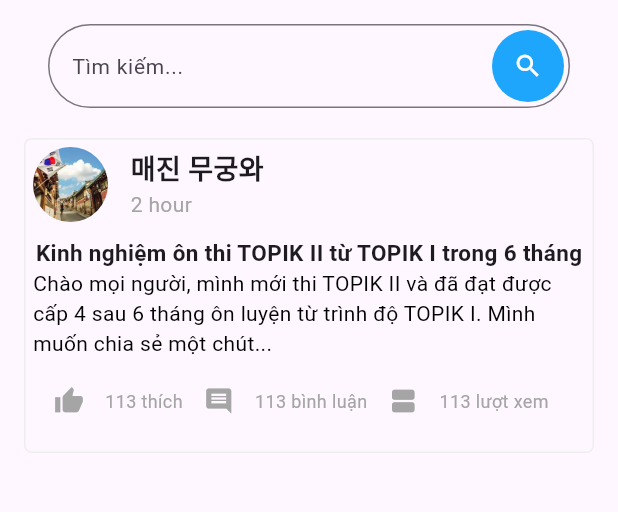
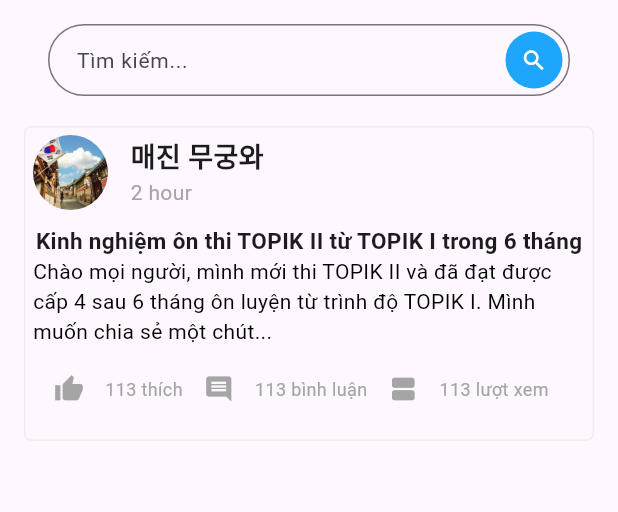
Before and after one commit to Org-KoreaLearningApp/Korastudy_FE, a Flutter app: the ForumScreen screen opened by its route, tab 2 chosen, on a phone screen of 412 x 824 dp, the part 156-668 px from its top. Run offline on Flutter 3.47's test engine with Material 3 defaults, Android fonts, the phone set to English and light mode, and no system bars; our stand-ins replace flip_card, flutter_svg, get.

Commit message:
new update cua thanh search input

```diff
--- a/korastudy_fe/lib/widgets/search_input.dart
+++ b/korastudy_fe/lib/widgets/search_input.dart
@@ -15,7 +15,7 @@ class _SearchInputState extends State<SearchInput> {
       child: TextField(
         decoration: InputDecoration(
           contentPadding: EdgeInsets.symmetric(
-              vertical: 8, horizontal: 12), // Điều chỉnh padding bên trong
+              vertical: 8, horizontal: 15), // Điều chỉnh padding bên trong
           hintText: "Tìm kiếm...",
           hintStyle: TextStyle(fontSize: 14), // Kích thước chữ của placeholder
           border: OutlineInputBorder(
@@ -23,17 +23,20 @@ class _SearchInputState extends State<SearchInput> {
             borderSide: BorderSide(color: Color(0xFFA5A5A5)),
           ),
           suffixIcon: Padding(
-            padding: const EdgeInsets.all(4.0), // Thêm padding quanh icon
+            padding: const EdgeInsets.all(5), // Reduced padding around the icon
             child: Container(
+              width: 30, // Set a smaller width for the container
+              height: 30, // Set a smaller height for the container
               decoration: BoxDecoration(
                 color: Color(0xFF1EA5FC),
                 shape: BoxShape.circle,
               ),
               child: IconButton(
                 onPressed: () {},
-                icon: Icon(Icons.search,
-                    size: 20), // Kích thước biểu tượng nhỏ hơn
+                icon: Icon(Icons.search, size: 18), // Smaller icon size
                 color: Colors.white,
+                padding:
+                    EdgeInsets.zero, // Remove default padding for the button
               ),
             ),
           ),
```
